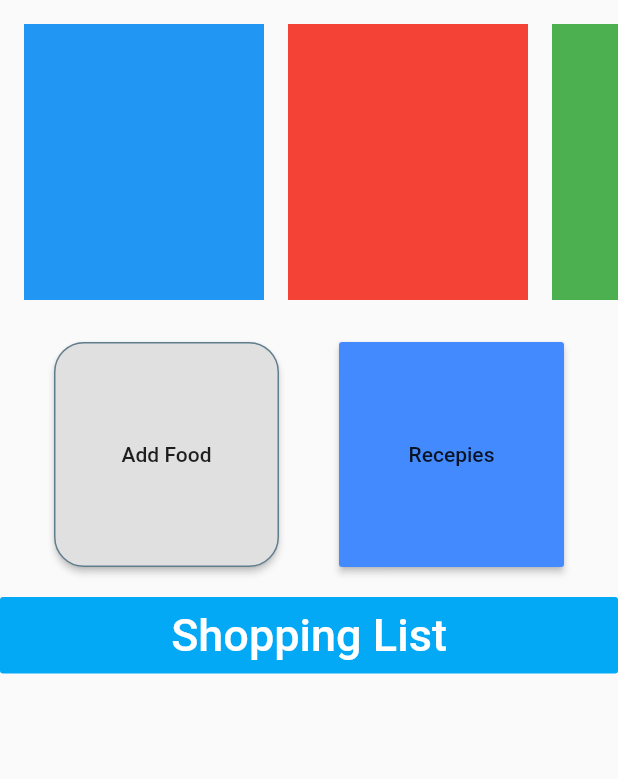
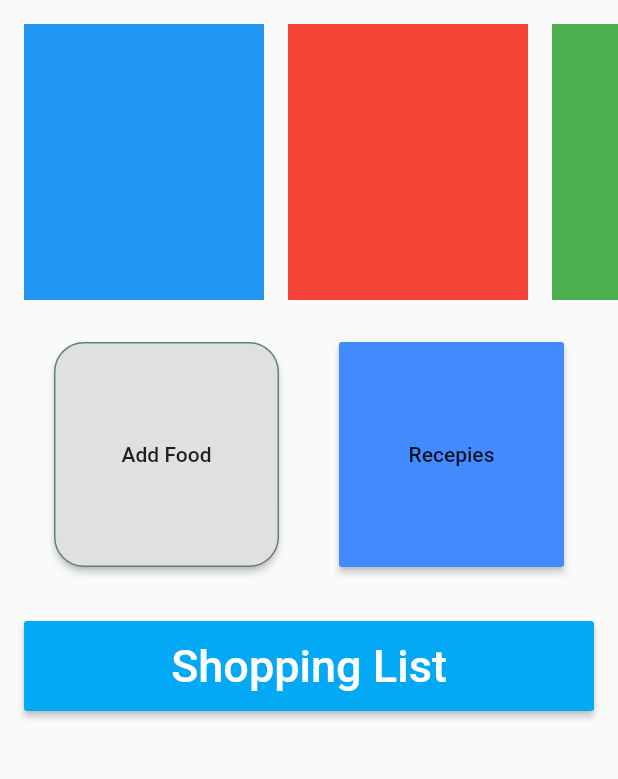
Before and after one commit to tonytyhuang/iFridge, a Flutter app: the screen it shows after launch, on a phone screen of 412 x 824 dp, the part 243-1022 px from its top. Run offline on Flutter 3.47's test engine with Material 2 defaults, Android fonts, the phone set to English and light mode, and no system bars; our stand-ins replace camera, cloud_firestore, firebase_auth; accounts and stored records are empty.

Commit message:
shopping list

```diff
--- a/lib/screens/home_screen.dart
+++ b/lib/screens/home_screen.dart
@@ -143,9 +143,15 @@ class _HomeScreenState extends State<HomeScreen> {
           )
         ],
       ));
-  Widget _shoppingList() => Padding(
-        padding: const EdgeInsets.only(bottom: 20.0),
-        child: FlatButton(
+  Widget _shoppingList() => new Container(
+          child: Column(
+              mainAxisAlignment: MainAxisAlignment.end,
+              children: <Widget>[
+            Padding(
+              padding: const EdgeInsets.all(16.0),
+              child: MaterialButton(
+                height: 60.0,
+                minWidth: MediaQuery.of(context).size.width,
                 color: Colors.lightBlue,
                 textColor: Colors.white,
                 disabledColor: Colors.grey,
@@ -158,5 +164,6 @@ class _HomeScreenState extends State<HomeScreen> {
                   style: TextStyle(fontSize: 30.0),
                 ),
               ),
-      );
+            ),
+          ]));
 } // End of class
```
Lines whose indentation alone changed are shown as unchanged.
